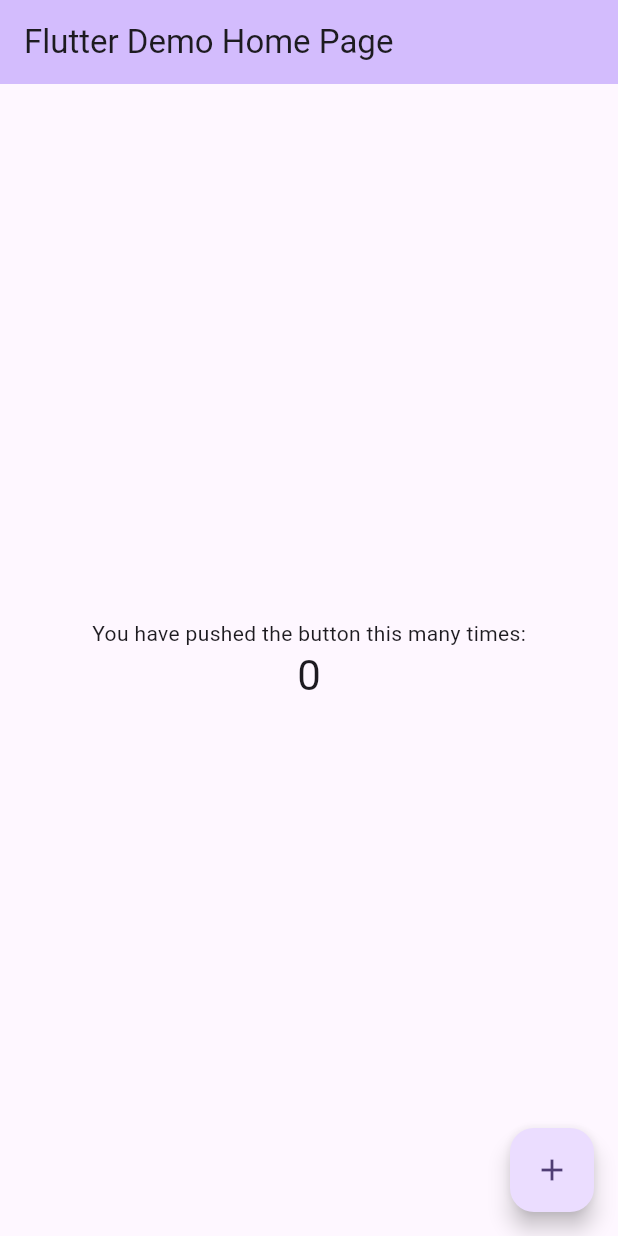
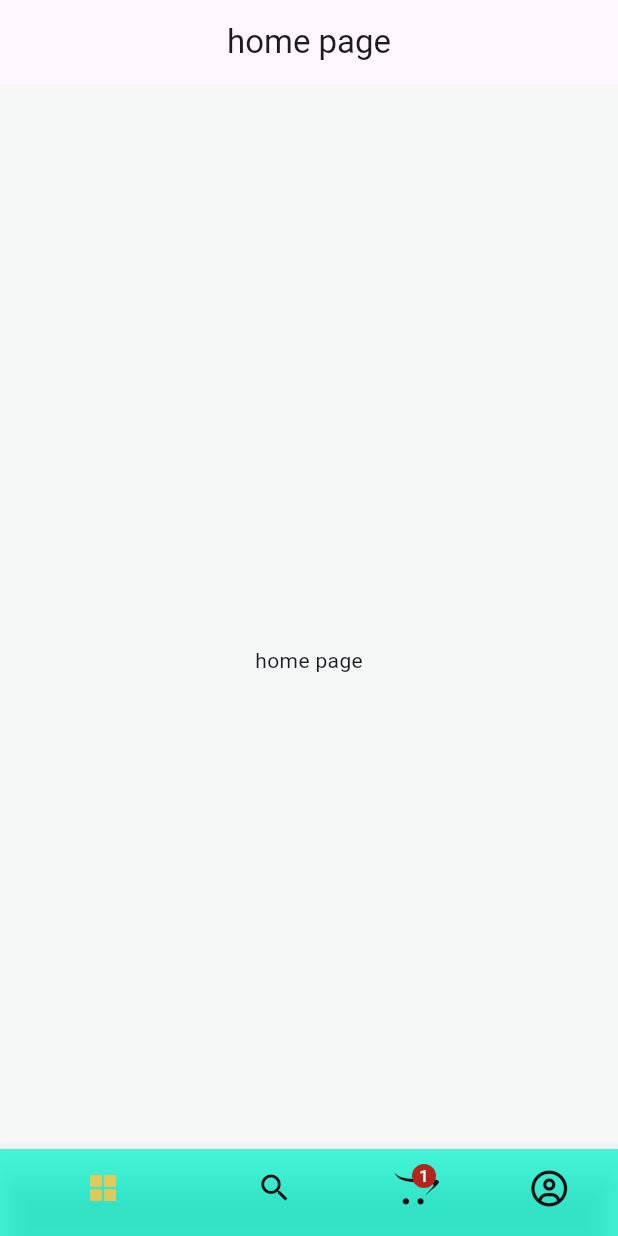
Before and after one commit to biftu123/flutter-ecommerice-app-, a Flutter app: the screen it shows after launch, on a phone screen of 412 x 824 dp. Run offline on Flutter 3.47's test engine with Material 3 defaults, Android fonts, the phone set to English and light mode, and no system bars; our stand-ins replace flutter_screenutil, flutter_vector_icons, get.

Commit message:
add page and bottom navigation

```diff
--- /dev/null
+++ b/lib/constant/constant.dart
@@ -0,0 +1,19 @@
+import 'dart:ui';
+
+import 'package:flutter_screenutil/flutter_screenutil.dart';
+
+String googleApikey = "";
+const kPrimary = Color.fromARGB(186, 3, 245, 204);
+const kPrimarylight = Color.fromARGB(255, 189, 240, 233);
+const ksecondary = Color.fromARGB(216, 255, 196, 69);
+const ksecondaryColorlight = Color.fromARGB(178, 247, 193, 144);
+const kteteriayColor = Color.fromARGB(255, 44, 11, 230);
+const kgray = Color.fromARGB(255, 173, 179, 178);
+const kgerylight = Color.fromARGB(255, 218, 233, 231);
+const kdark = Color.fromARGB(255, 15, 15, 15);
+const kwhite = Color.fromARGB(255, 255, 255, 255);
+const kwhiteoff = Color.fromARGB(255, 246, 248, 248);
+const ksecondaryColor = Color.fromARGB(255, 3, 112, 98);
+const kred = Color.fromARGB(255, 253, 1, 1);
+double height = 825.h;
+double width = 375.w;
--- /dev/null
+++ b/lib/controller/pageindex.dart
@@ -0,0 +1,9 @@
+import 'package:get/get.dart';
+
+class Pageindex extends GetxController {
+  RxInt _tabindex = 0.obs;
+  int get tabindex => _tabindex.value;
+  set setindex(int newvalue){
+    _tabindex.value = newvalue  ;
+  }
+}
--- a/lib/main.dart
+++ b/lib/main.dart
@@ -1,125 +1,36 @@
 import 'package:flutter/material.dart';
-
-void main() {
-  runApp(const MyApp());
-}
+import 'package:flutter_screenutil/flutter_screenutil.dart';
+import 'package:foodorder/constant/constant.dart';
+import 'package:foodorder/view/entrypoint.dart';
+import 'package:get/get.dart';
+void main() => runApp(const MyApp());
+Widget defaultpage = MainScreen();
 
 class MyApp extends StatelessWidget {
-  const MyApp({super.key});
+  const MyApp({Key? key}) : super(key: key);
 
-  // This widget is the root of your application.
+
   @override
   Widget build(BuildContext context) {
-    return MaterialApp(
-      title: 'Flutter Demo',
-      theme: ThemeData(
-        // This is the theme of your application.
-        //
-        // TRY THIS: Try running your application with "flutter run". You'll see
-        // the application has a purple toolbar. Then, without quitting the app,
-        // try changing the seedColor in the colorScheme below to Colors.green
-        // and then invoke "hot reload" (save your changes or press the "hot
-        // reload" button in a Flutter-supported IDE, or press "r" if you used
-        // the command line to start the app).
-        //
-        // Notice that the counter didn't reset back to zero; the application
-        // state is not lost during the reload. To reset the state, use hot
-        // restart instead.
-        //
-        // This works for code too, not just values: Most code changes can be
-        // tested with just a hot reload.
-        colorScheme: ColorScheme.fromSeed(seedColor: Colors.deepPurple),
-        useMaterial3: true,
-      ),
-      home: const MyHomePage(title: 'Flutter Demo Home Page'),
+    //Set the fit size (Find your UI design, look at the dimensions of the device screen and fill it in,unit in dp)
+    return ScreenUtilInit(
+      designSize: const Size(360, 690),
+      minTextAdapt: true,
+      splitScreenMode: true,
+      // Use builder only if you need to use library outside ScreenUtilInit context
+      builder: (_, child) {
+        return GetMaterialApp(
+          debugShowCheckedModeBanner: false,
+          title: 'First Method',
+          // You can use the library anywhere in the app even in theme
+          theme: ThemeData(
+              scaffoldBackgroundColor: kwhiteoff,
+              iconTheme: const IconThemeData(color: kdark),
+              primarySwatch: Colors.grey),
+          home: defaultpage,
+        );
+      },
+
     );
   }
 }
-
-class MyHomePage extends StatefulWidget {
-  const MyHomePage({super.key, required this.title});
-
-  // This widget is the home page of your application. It is stateful, meaning
-  // that it has a State object (defined below) that contains fields that affect
-  // how it looks.
-
-  // This class is the configuration for the state. It holds the values (in this
-  // case the title) provided by the parent (in this case the App widget) and
-  // used by the build method of the State. Fields in a Widget subclass are
-  // always marked "final".
-
-  final String title;
-
-  @override
-  State<MyHomePage> createState() => _MyHomePageState();
-}
-
-class _MyHomePageState extends State<MyHomePage> {
-  int _counter = 0;
-
-  void _incrementCounter() {
-    setState(() {
-      // This call to setState tells the Flutter framework that something has
-      // changed in this State, which causes it to rerun the build method below
-      // so that the display can reflect the updated values. If we changed
-      // _counter without calling setState(), then the build method would not be
-      // called again, and so nothing would appear to happen.
-      _counter++;
-    });
-  }
-
-  @override
-  Widget build(BuildContext context) {
-    // This method is rerun every time setState is called, for instance as done
-    // by the _incrementCounter method above.
-    //
-    // The Flutter framework has been optimized to make rerunning build methods
-    // fast, so that you can just rebuild anything that needs updating rather
-    // than having to individually change instances of widgets.
-    return Scaffold(
-      appBar: AppBar(
-        // TRY THIS: Try changing the color here to a specific color (to
-        // Colors.amber, perhaps?) and trigger a hot reload to see the AppBar
-        // change color while the other colors stay the same.
-        backgroundColor: Theme.of(context).colorScheme.inversePrimary,
-        // Here we take the value from the MyHomePage object that was created by
-        // the App.build method, and use it to set our appbar title.
-        title: Text(widget.title),
-      ),
-      body: Center(
-        // Center is a layout widget. It takes a single child and positions it
-        // in the middle of the parent.
-        child: Column(
-          // Column is also a layout widget. It takes a list of children and
-          // arranges them vertically. By default, it sizes itself to fit its
-          // children horizontally, and tries to be as tall as its parent.
-          //
-          // Column has various properties to control how it sizes itself and
-          // how it positions its children. Here we use mainAxisAlignment to
-          // center the children vertically; the main axis here is the vertical
-          // axis because Columns are vertical (the cross axis would be
-          // horizontal).
-          //
-          // TRY THIS: Invoke "debug painting" (choose the "Toggle Debug Paint"
-          // action in the IDE, or press "p" in the console), to see the
-          // wireframe for each widget.
-          mainAxisAlignment: MainAxisAlignment.center,
-          children: <Widget>[
-            const Text(
-              'You have pushed the button this many times:',
-            ),
-            Text(
-              '$_counter',
-              style: Theme.of(context).textTheme.headlineMedium,
-            ),
-          ],
-        ),
-      ),
-      floatingActionButton: FloatingActionButton(
-        onPressed: _incrementCounter,
-        tooltip: 'Increment',
-        child: const Icon(Icons.add),
-      ), // This trailing comma makes auto-formatting nicer for build methods.
-    );
-  }
-}
--- /dev/null
+++ b/lib/view/cart/cartpage.dart
@@ -0,0 +1,18 @@
+import 'package:flutter/material.dart';
+
+class Cartpage extends StatelessWidget {
+  const Cartpage({super.key});
+
+  @override
+  Widget build(BuildContext context) {
+    return Scaffold(
+      appBar: AppBar(
+        title: Text('cart page'),
+        centerTitle: true,
+      ),
+      body: const Center(
+        child: Text('cart page'),
+      ),
+    );
+  }
+}
--- /dev/null
+++ b/lib/view/entrypoint.dart
@@ -0,0 +1,65 @@
+import 'package:flutter/material.dart';
+import 'package:foodorder/constant/constant.dart';
+import 'package:foodorder/controller/pageindex.dart';
+import 'package:flutter_vector_icons/flutter_vector_icons.dart';
+import 'package:foodorder/view/cart/cartpage.dart';
+import 'package:foodorder/view/home/homepage.dart';
+import 'package:foodorder/view/profile/profilepage.dart';
+import 'package:foodorder/view/search/searchpage.dart';
+import 'package:get/get.dart';
+
+// ignore: must_be_immutable
+class MainScreen extends StatelessWidget {
+  MainScreen({super.key});
+  List<Widget> pageList = [
+   const Homepage(),
+    const Cartpage(),
+   const Searchpage(),
+  const  Profilepage(),
+  ];
+  @override
+  Widget build(BuildContext context) {
+    final controller = Get.put(Pageindex());
+    return Obx(() => Scaffold(
+          body: Stack(
+            children: [
+             pageList[controller.tabindex],
+              Align(
+                alignment: Alignment.bottomCenter,
+                child: Theme(
+                    data: Theme.of(context).copyWith(canvasColor: kPrimary),
+                    child: BottomNavigationBar(
+                        showSelectedLabels: false,
+                        showUnselectedLabels: false,
+                        unselectedIconTheme: const IconThemeData(color: kdark),
+                        selectedIconTheme:
+                            const IconThemeData(color: ksecondary),
+                        onTap: (value) {
+                          controller.setindex = value;
+                        },
+                        currentIndex: controller.tabindex,
+                        items: [
+                          BottomNavigationBarItem(
+                              icon: controller.tabindex == 0
+                                  ? const Icon(AntDesign.appstore1)
+                                  : const Icon(AntDesign.appstore_o),
+                              label: 'home'),
+                          const BottomNavigationBarItem(
+                              icon: Icon(Icons.search), label: 'search'),
+                          const BottomNavigationBarItem(
+                              icon: Badge(
+                                  label: Text('1'),
+                                  child: Icon(FontAwesome.opencart)),
+                              label: 'shoping'),
+                          BottomNavigationBarItem(
+                              icon: controller.tabindex == 3
+                                  ? Icon(FontAwesome.user_circle)
+                                  : Icon(FontAwesome.user_circle_o),
+                              label: "person")
+                        ])),
+              )
+            ],
+          ),
+        ));
+  }
+}
--- /dev/null
+++ b/lib/view/home/homepage.dart
@@ -0,0 +1,19 @@
+import 'package:flutter/material.dart';
+
+class Homepage extends StatelessWidget {
+  const Homepage({super.key});
+
+  @override
+  Widget build(BuildContext context) {
+    return  Scaffold(
+      appBar: AppBar(
+        title:const Text('home page'),
+        centerTitle: true,
+
+      ),
+      body: const Center(
+        child:Text('home page') ,
+      ),
+    );
+  }
+}
--- a/pubspec.yaml
+++ b/pubspec.yaml
@@ -38,7 +38,7 @@ dependencies:
   google_maps_flutter: ^2.7.0
   flutter_screenutil: ^5.9.3
   geolocator: ^12.0.0
-  geocoding: ^3.0.0
+
   google_fonts: ^6.2.1
   get: ^4.6.6
   webview_flutter: ^4.8.0
@@ -54,6 +54,7 @@ dependencies:
   flutter_svg: ^2.0.10+1
   get_storage: ^2.1.1
   country_picker: ^2.0.26
+  animated_bottom_navigation_bar: ^1.3.3
 
 dev_dependencies:
   flutter_test:
```
Also changed, not shown: lib/view/profile/profilepage.dart (added, +17 -0 lines), lib/view/search/searchpage.dart (added, +16 -0 lines), pubspec.lock.
